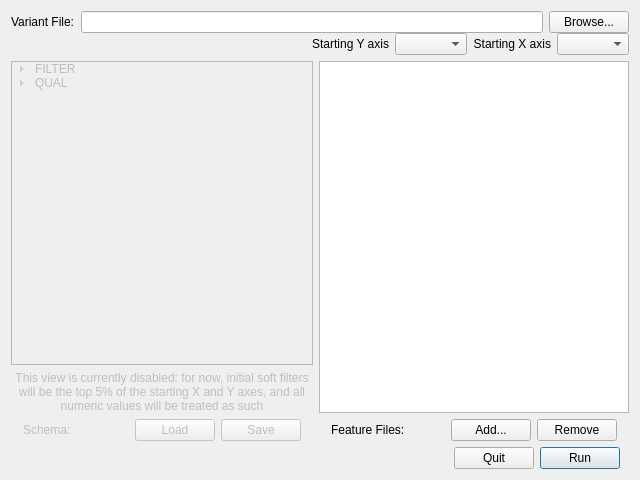
Old version of the form compreheNGSive/gui/ui/compreheNGSive_setup.ui in the repository alex-r-bigelow/compreheNGSive.
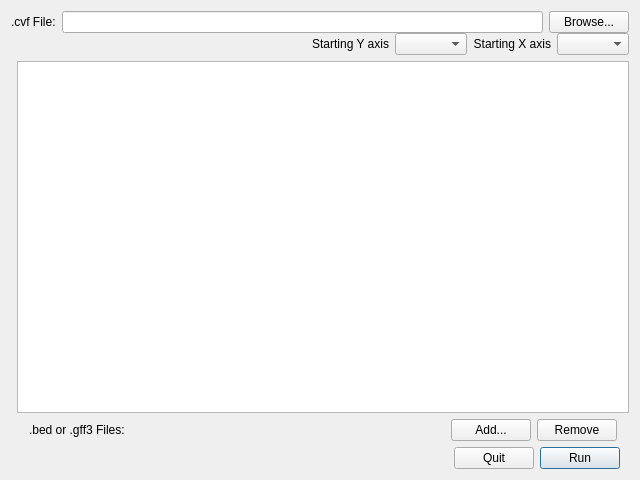
New version of the form.

Diff of the .ui file:
```diff
--- a/compreheNGSive/gui/ui/compreheNGSive_setup.ui
+++ b/compreheNGSive/gui/ui/compreheNGSive_setup.ui
@@ -48,7 +48,7 @@
          <item>
           <widget class="QLabel" name="label_2">
            <property name="text">
-            <string>Feature Files:</string>
+            <string>.bed or .gff3 Files:</string>
            </property>
           </widget>
          </item>
@@ -100,220 +100,6 @@
       <property name="margin">
        <number>0</number>
       </property>
-      <item>
-       <widget class="QTreeWidget" name="schemaView">
-        <property name="alternatingRowColors">
-         <bool>false</bool>
-        </property>
-        <property name="itemsExpandable">
-         <bool>true</bool>
-        </property>
-        <property name="columnCount">
-         <number>3</number>
-        </property>
-        <attribute name="headerVisible">
-         <bool>false</bool>
-        </attribute>
-        <column>
-         <property name="text">
-          <string>1</string>
-         </property>
-        </column>
-        <column>
-         <property name="text">
-          <string>2</string>
-         </property>
-        </column>
-        <column>
-         <property name="text">
-          <string>3</string>
-         </property>
-        </column>
-        <item>
-         <property name="text">
-          <string>FILTER</string>
-         </property>
-         <property name="text">
-          <string/>
-         </property>
-         <property name="text">
-          <string/>
-         </property>
-         <item>
-          <property name="text">
-           <string>Force Categorical</string>
-          </property>
-          <property name="text">
-           <string/>
-          </property>
-          <property name="text">
-           <string/>
-          </property>
-         </item>
-         <item>
-          <property name="text">
-           <string>Include Missing</string>
-          </property>
-          <property name="text">
-           <string/>
-          </property>
-          <property name="text">
-           <string/>
-          </property>
-         </item>
-         <item>
-          <property name="text">
-           <string>Include categorical:</string>
-          </property>
-          <property name="text">
-           <string>PASS</string>
-          </property>
-          <property name="text">
-           <string/>
-          </property>
-         </item>
-         <item>
-          <property name="text">
-           <string>Include categorical:</string>
-          </property>
-          <property name="text">
-           <string>HRun</string>
-          </property>
-          <property name="text">
-           <string/>
-          </property>
-         </item>
-         <item>
-          <property name="text">
-           <string>Include numeric:</string>
-          </property>
-          <property name="text">
-           <string>&lt;all&gt;</string>
-          </property>
-          <property name="text">
-           <string/>
-          </property>
-         </item>
-        </item>
-        <item>
-         <property name="text">
-          <string>QUAL</string>
-         </property>
-         <property name="text">
-          <string/>
-         </property>
-         <property name="text">
-          <string/>
-         </property>
-         <item>
-          <property name="text">
-           <string>Force Categorical</string>
-          </property>
-          <property name="text">
-           <string/>
-          </property>
-          <property name="text">
-           <string/>
-          </property>
-         </item>
-         <item>
-          <property name="text">
-           <string>Include Missing</string>
-          </property>
-         </item>
-         <item>
-          <property name="text">
-           <string>Include categorical:</string>
-          </property>
-          <property name="text">
-           <string>&lt;all&gt;</string>
-          </property>
-         </item>
-         <item>
-          <property name="text">
-           <string>Include numeric:</string>
-          </property>
-          <property name="text">
-           <string>30.0</string>
-          </property>
-          <property name="text">
-           <string>Inf</string>
-          </property>
-         </item>
-        </item>
-       </widget>
-      </item>
-      <item>
-       <widget class="QLabel" name="label_6">
-        <property name="text">
-         <string>This view is currently disabled: for now, initial soft filters will be the top 5% of the starting X and Y axes, and all numeric values will be treated as such</string>
-        </property>
-        <property name="alignment">
-         <set>Qt::AlignCenter</set>
-        </property>
-        <property name="wordWrap">
-         <bool>true</bool>
-        </property>
-       </widget>
-      </item>
-      <item>
-       <widget class="QWidget" name="widget_5" native="true">
-        <layout class="QHBoxLayout" name="horizontalLayout_7">
-         <property name="leftMargin">
-          <number>12</number>
-         </property>
-         <property name="topMargin">
-          <number>0</number>
-         </property>
-         <property name="rightMargin">
-          <number>12</number>
-         </property>
-         <property name="bottomMargin">
-          <number>0</number>
-         </property>
-         <item>
-          <widget class="QLabel" name="label_5">
-           <property name="text">
-            <string>Schema:</string>
-           </property>
-          </widget>
-         </item>
-         <item>
-          <spacer name="horizontalSpacer_2">
-           <property name="orientation">
-            <enum>Qt::Horizontal</enum>
-           </property>
-           <property name="sizeHint" stdset="0">
-            <size>
-             <width>40</width>
-             <height>20</height>
-            </size>
-           </property>
-          </spacer>
-         </item>
-         <item>
-          <widget class="QPushButton" name="loadButton">
-           <property name="text">
-            <string>Load</string>
-           </property>
-           <property name="autoDefault">
-            <bool>false</bool>
-           </property>
-          </widget>
-         </item>
-         <item>
-          <widget class="QPushButton" name="saveButton">
-           <property name="text">
-            <string>Save</string>
-           </property>
-           <property name="autoDefault">
-            <bool>false</bool>
-           </property>
-          </widget>
-         </item>
-        </layout>
-       </widget>
-      </item>
      </layout>
     </widget>
    </item>
@@ -335,7 +121,7 @@
          <item>
           <widget class="QLabel" name="label">
            <property name="text">
-            <string>Variant File:</string>
+            <string>.cvf File:</string>
            </property>
           </widget>
          </item>
```
